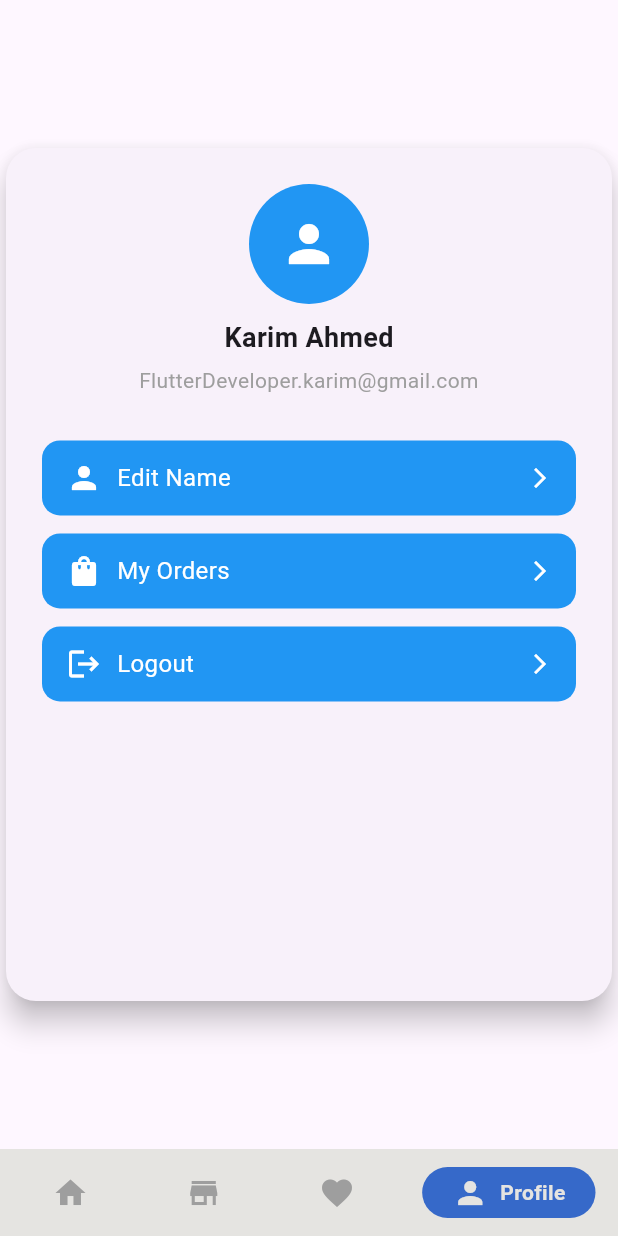
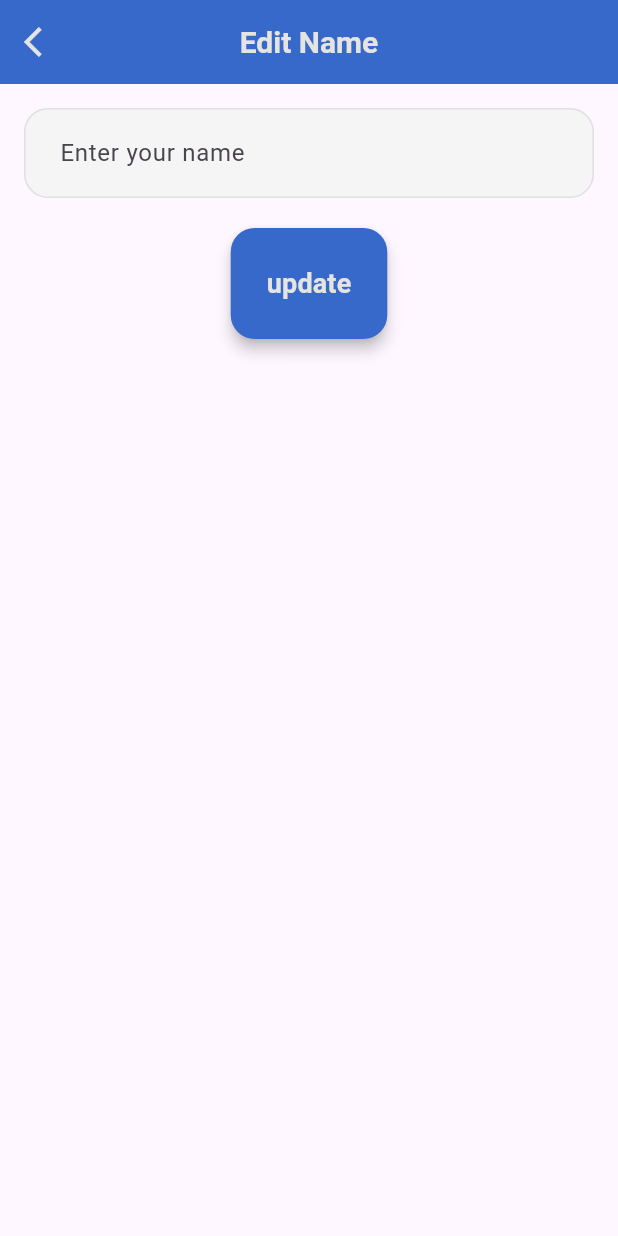
Before and after one commit to diab206/YallaNebi3, a Flutter app: the screen it shows after launch, item 4 of the bottom bar chosen, after a tap on "Edit Name", on a phone screen of 412 x 824 dp. Run offline on Flutter 3.47's test engine with Material 3 defaults, Android fonts, the phone set to English and light mode, and no system bars; drawn by our look-alikes of google_nav_bar; our stand-ins replace bloc, cached_network_image, flutter_bloc; network calls fail.

Commit message:
finishing edit name screen ui

```diff
--- /dev/null
+++ b/lib/core/functions/custom_app_bar.dart
@@ -0,0 +1,20 @@
+import 'package:flutter/material.dart';
+import 'package:yalla_nebi3/core/const/app_colors.dart';
+
+AppBar buildCustomAppBar(BuildContext context,String title) {
+    return AppBar(
+      leading: IconButton(
+        icon: const Icon(Icons.arrow_back_ios,color: AppColors.backgroundcolor,),
+        onPressed: () => Navigator.of(context).pop(),
+      ),
+      title:  Text(title,
+        style: TextStyle(
+          color: AppColors.backgroundcolor,
+          fontSize: 20,
+          fontWeight: FontWeight.bold,
+        ),
+      ),
+      centerTitle: true,
+      backgroundColor: AppColors.primaryColor,
+    );
+  }
--- /dev/null
+++ b/lib/views/profile/ui/edit_name.dart
@@ -0,0 +1,39 @@
+import 'package:flutter/material.dart';
+import 'package:yalla_nebi3/core/functions/custom_app_bar.dart';
+import 'package:yalla_nebi3/core/widgets/custom_action_button.dart';
+import 'package:yalla_nebi3/core/widgets/text_form_field.dart';
+
+class EditName extends StatelessWidget {
+  const EditName({super.key});
+
+  @override
+  Widget build(BuildContext context) {
+    return  Scaffold(
+      appBar: buildCustomAppBar(context, 'Edit Name'),
+      body: Center(
+        child: Padding(
+          padding: const EdgeInsets.all(16.0),
+          child: Column(
+            children: [
+              CustomTextFormField(
+
+                hintText: 'Enter your name',
+                keyboardType: TextInputType.name,
+                onChanged: (value) {},
+              ),
+              SizedBox(height: 20),
+              CustomActionButton(
+                text: 'update',
+                onPressed: () {
+
+                  Navigator.pop(context);
+                },
+              )
+            ]
+          ),
+        ),
+      ),
+    );
+  }
+
+}
--- a/lib/views/profile/ui/profile_views.dart
+++ b/lib/views/profile/ui/profile_views.dart
@@ -1,5 +1,7 @@
 import 'package:flutter/material.dart';
 import 'package:yalla_nebi3/core/components/custom_profile_button.dart';
+import 'package:yalla_nebi3/core/functions/naviagte_to.dart';
+import 'package:yalla_nebi3/views/profile/ui/edit_name.dart';
 
 class PerfoileView extends StatelessWidget {
   const PerfoileView({super.key});
@@ -42,7 +44,7 @@ class PerfoileView extends StatelessWidget {
                         icon: Icons.person,
                         label: "Edit Name",
                         onPressed: () {
-                          // Navigate to edit name screen
+                        navigteTo(context,EditName());
                         },
                       ),
                       const SizedBox(height: 12),
```
